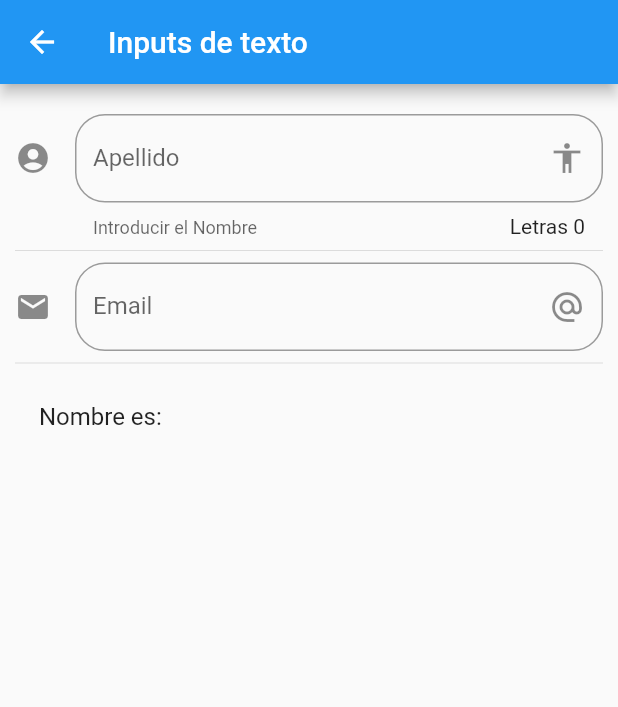
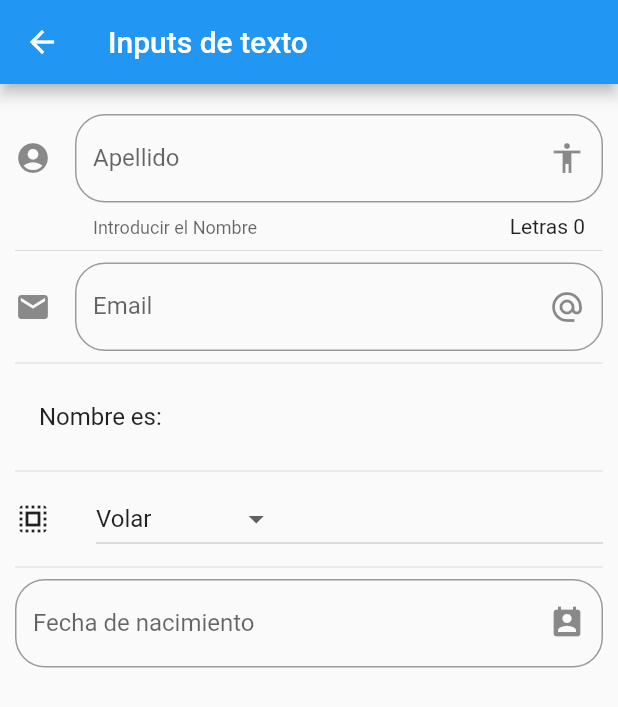
Before and after one commit to Viqui-Alaro/ComponentesFlutter2021, a Flutter app: the InputPage screen opened by its route, on a phone screen of 412 x 824 dp. Shown: the top 707 px of the screen. Run offline on Flutter 3.47's test engine with Material 2 defaults, Android fonts, the phone set to English and light mode, and no system bars.

Commit message:
implementacion de calendario y combo

```diff
--- a/lib/src/pages/input_page.dart
+++ b/lib/src/pages/input_page.dart
@@ -1,3 +1,5 @@
+import 'dart:math';
+
 import 'package:flutter/material.dart';
 
 
@@ -12,7 +14,11 @@ class _InputPageState extends State<InputPage> {
 
   String _nombre="";
   String _email  = '';
+   String _fecha  = '';
+  String _opcionSeleccionada = 'Volar';
 
+  List<String> _poderes = ['Volar', 'Rayos X', 'Super Aliento', 'Super Fuerza'];
+  TextEditingController _inputFieldDateController = new TextEditingController();
   @override
   Widget build(BuildContext context) {
     return Scaffold(
@@ -26,7 +32,12 @@ class _InputPageState extends State<InputPage> {
           Divider(),
           _crearEmail(),
           Divider(),
-          _crearPersona()
+          _crearPersona(),
+          Divider(),
+
+          _crearDropdown(),
+     Divider(),
+          _crearFecha( context )
         ],
       ),
     );
@@ -73,6 +84,47 @@ class _InputPageState extends State<InputPage> {
     );
   }
 
+
+Widget _crearFecha(BuildContext){
+return TextField(
+  enableInteractiveSelection: false,
+  controller: _inputFieldDateController,
+  decoration: InputDecoration(
+    border: OutlineInputBorder(
+      borderRadius: BorderRadius.circular(20.0)
+    ),
+    hintText: 'Fecha de nacimiento',
+    labelText: 'Fecha de nacimiento',
+    suffixIcon: Icon(Icons.perm_contact_calendar)
+  ),
+  onTap: (){
+    FocusScope.of(context).requestFocus(new FocusNode());
+    _selectDate(context);
+  },
+);
+}
+  _selectDate(BuildContext context) async {
+
+    DateTime? picked = await showDatePicker(
+      context: context,
+      initialDate: new DateTime.now(),
+      firstDate: new DateTime(2018),
+      lastDate: new DateTime(2025)
+
+    );
+
+    if ( picked != null ) {
+      setState(() {
+          _fecha = picked.toString();
+          _inputFieldDateController.text = _fecha.substring(0,10);
+      });
+    }
+
+  }
+
+
+
+
   Widget _crearPersona(){
     return ListTile(
       title: Text('Nombre es: $_nombre'),
@@ -80,4 +132,47 @@ class _InputPageState extends State<InputPage> {
 
   }
 
+    Widget _crearDropdown() {
+
+    return Row(
+      children: <Widget>[
+        Icon(Icons.select_all),
+        SizedBox(width: 30.0),
+        Expanded(
+          child: DropdownButton(
+            value: _opcionSeleccionada,
+            items: getOpcionesDropdown(),
+            onChanged: (opt) {
+              setState(() {
+                _opcionSeleccionada = (opt) as String;
+              });
+            },
+          ),
+        )
+
+      ],
+    );
+
+
+
+
+
+  }
+    List<DropdownMenuItem<String>> getOpcionesDropdown() {
+
+    List<DropdownMenuItem<String>> lista = [];
+
+    _poderes.forEach( (poder){
+
+      lista.add( DropdownMenuItem(
+        child: Text(poder),
+        value: poder,
+      ));
+
+    });
+
+    return lista;
+
+  }
+
 }
```
